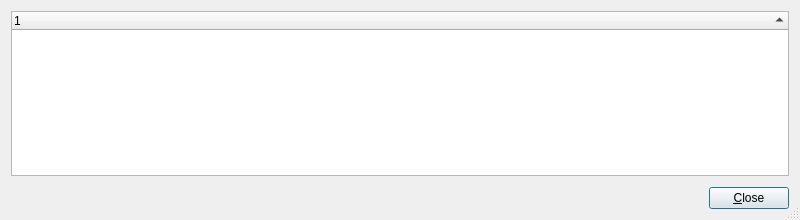
This is src/locate-files-window.ui in shundhammer/qdirstat as Qt 5 draws it before an edit. The edited form follows.
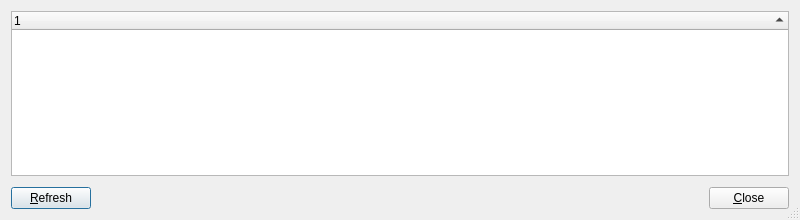
This is the edited form.

Commit message: Added [Refresh] button to both new dialogs

The edit to the form file:
```diff
--- a/src/locate-files-window.ui
+++ b/src/locate-files-window.ui
@@ -37,6 +37,13 @@
      <property name="topMargin">
       <number>5</number>
      </property>
+     <item>
+      <widget class="QPushButton" name="refreshButton">
+       <property name="text">
+        <string>&amp;Refresh</string>
+       </property>
+      </widget>
+     </item>
      <item>
       <spacer name="horizontalSpacer">
        <property name="orientation">
```
The commit also changes 5 other files.
